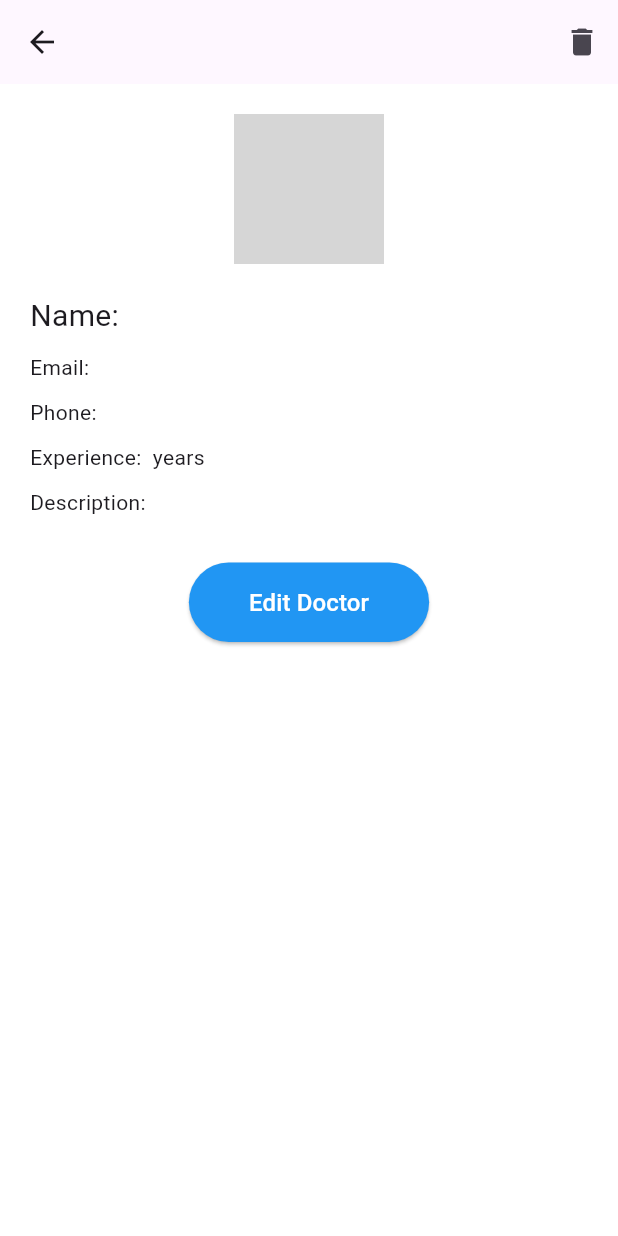
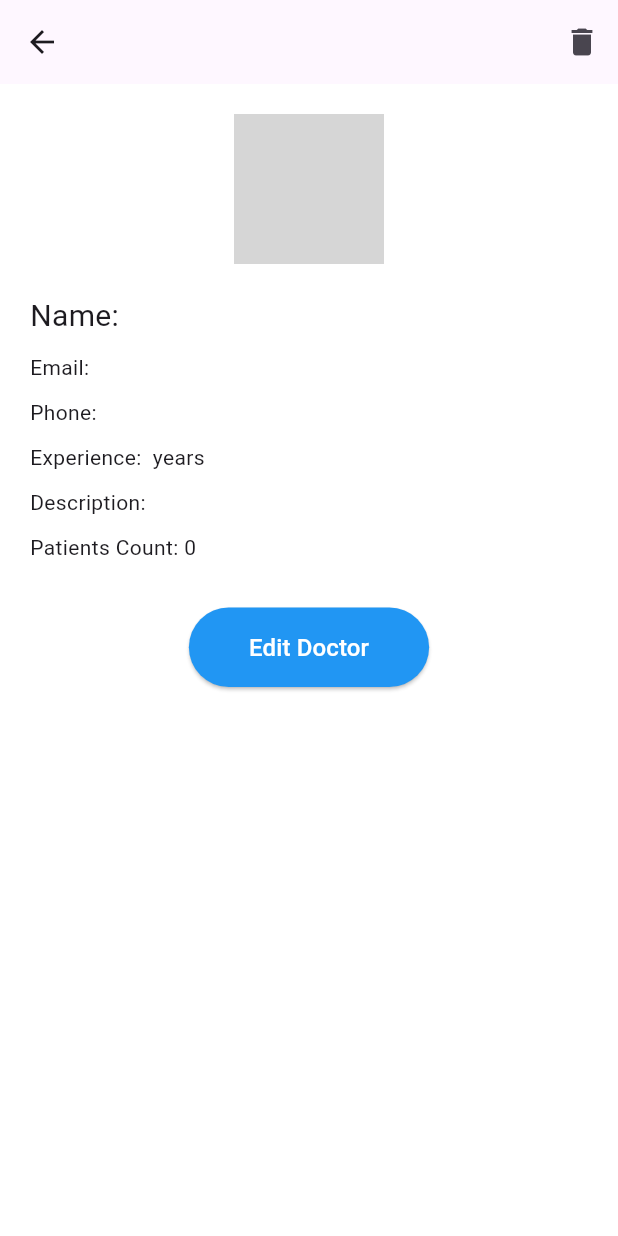
Before and after one commit to SamiMadane/leuko-care, a Flutter app: the DoctorDetailsScreen screen opened directly with empty values, on a phone screen of 412 x 824 dp. Run offline on Flutter 3.47's test engine with Material 3 defaults, Android fonts, the phone set to English and light mode, and no system bars; our stand-ins replace cloud_firestore, firebase_auth, firebase_core, flutter_bloc, flutter_screenutil, flutter_svg and 5 more; accounts and stored records are empty; network calls fail; grey boxes are pictures that could not be loaded.

Commit message:
- Pass patientsCount from all doctor screen to doctor details screen

```diff
--- a/lib/feature/doctors/ui/views/doctor_details_screen.dart
+++ b/lib/feature/doctors/ui/views/doctor_details_screen.dart
@@ -8,9 +8,11 @@ import 'package:leuko_care/feature/doctors/logic/cubit/doctor_cubit.dart';
 
 class DoctorDetailsScreen extends StatelessWidget {
   final DoctorModel doctor;
+  final int patientsCount;
 
 
-  const DoctorDetailsScreen({super.key, required this.doctor});
+
+  const DoctorDetailsScreen({super.key, required this.doctor, required this.patientsCount});
 
   @override
   Widget build(BuildContext context) {
@@ -106,6 +108,8 @@ class DoctorDetailsScreen extends StatelessWidget {
             Text('Experience: ${doctor.experience} years'),
             const SizedBox(height: 10),
             Text('Description: ${doctor.description}'),
+            const SizedBox(height: 10),
+            Text('Patients Count: ${patientsCount}'),
             const SizedBox(height: 30),
 
             // ✅ زر تعديل بيانات الدكتور
```
Also changed, not shown: lib/core/routes/app_router.dart (+5 -2 lines), lib/feature/doctors/ui/widgets/all_doctors_body_bloc_builder.dart (+13 -5 lines).
